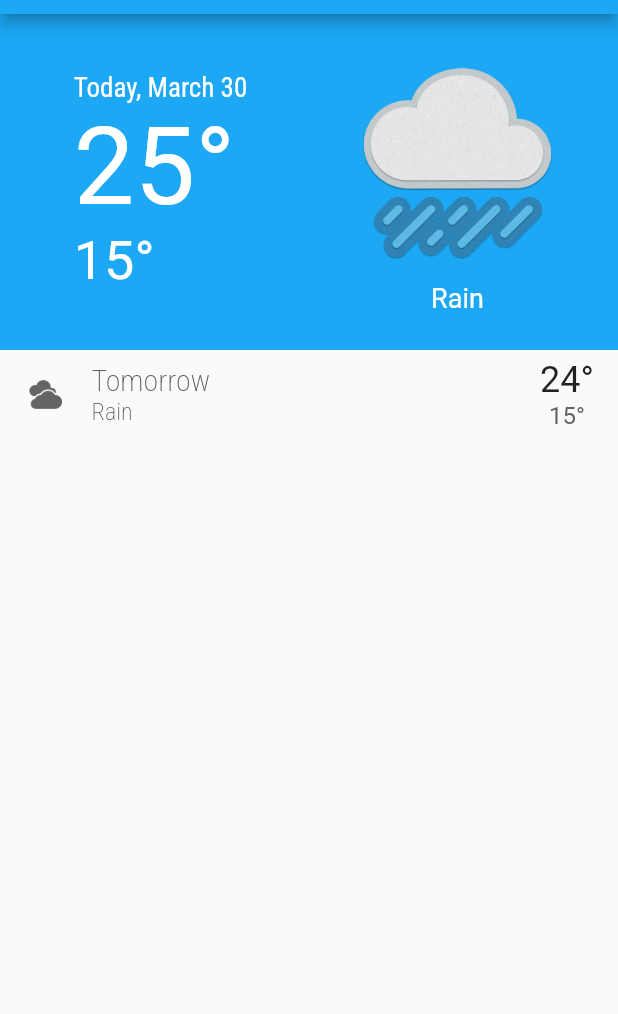
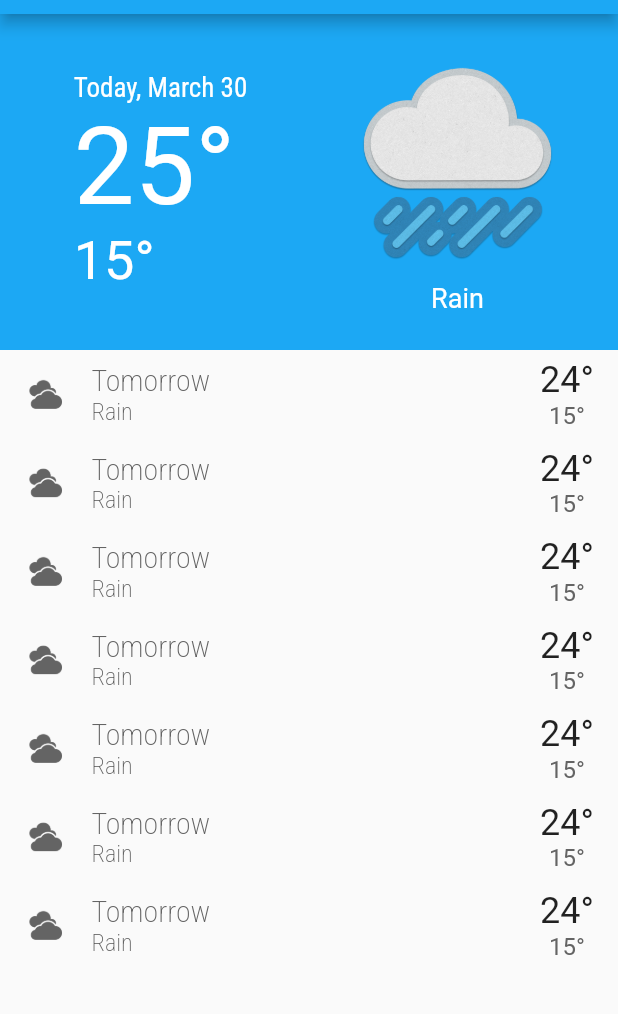
Before and after one commit to ExpertKiD/proshore_weather_app, a Flutter app: the screen it shows after launch, on a phone screen of 412 x 824 dp, the part 70-1084 px from its top. Run offline on Flutter 3.47's test engine with Material 2 defaults, Android fonts, the phone set to English and light mode, and no system bars; our stand-ins replace auto_route, dartz, dio, equatable, flutter_bloc, freezed_annotation and 5 more; generated files the repository leaves out were written again.

Commit message:
feat/PWA-1: update HomeMobileWidget to show static tiles and banner

```diff
--- a/lib/features/home/presentation/widgets/pages/home.dart
+++ b/lib/features/home/presentation/widgets/pages/home.dart
@@ -1,9 +1,11 @@
 import 'package:app/core/helpers/assets.dart';
-import 'package:app/core/palettes/palettes.dart';
+import 'package:app/features/home/presentation/widgets/atoms/forecasts/forecast_tile.dart';
 import 'package:auto_route/auto_route.dart';
 import 'package:flutter/material.dart';
 import 'package:google_fonts/google_fonts.dart';
 import 'package:responsive_builder/responsive_builder.dart';
+
+import '../atoms/forecasts/forecast_banner.dart';
 
 part 'home_mobile.dart';
 part 'home_tablet.dart';
--- a/lib/features/home/presentation/widgets/pages/home_mobile.dart
+++ b/lib/features/home/presentation/widgets/pages/home_mobile.dart
@@ -5,6 +5,17 @@ class HomeMobileWidget extends StatelessWidget {
 
   @override
   Widget build(BuildContext context) {
+    const List<Widget> mWeatherForecasts = <Widget>[
+      WeatherForecastBanner(),
+      WeatherForecastTile(),
+      WeatherForecastTile(),
+      WeatherForecastTile(),
+      WeatherForecastTile(),
+      WeatherForecastTile(),
+      WeatherForecastTile(),
+      WeatherForecastTile(),
+    ];
+
     return Scaffold(
       appBar: AppBar(
         title: Row(
@@ -31,145 +42,11 @@ class HomeMobileWidget extends StatelessWidget {
           )
         ],
       ),
-      body: ListView(
-        children: [
-          Container(
-            color: AppPalette.sunshineBlue,
-            padding: const EdgeInsets.symmetric(horizontal: 8, vertical: 24),
-            child: Row(
-              crossAxisAlignment: CrossAxisAlignment.center,
-              children: [
-                Expanded(
-                  child: Center(
-                    child: Column(
-                      mainAxisSize: MainAxisSize.min,
-                      crossAxisAlignment: CrossAxisAlignment.start,
-                      children: [
-                        Text(
-                          'Today, March 30',
-                          style: GoogleFonts.robotoCondensed(
-                            fontSize: 18,
-                            color: Colors.white,
-                          ),
-                          maxLines: 1,
-                          overflow: TextOverflow.ellipsis,
-                        ),
-                        Text(
-                          '25\u00b0',
-                          style: GoogleFonts.roboto(
-                            fontSize: 72,
-                            color: Colors.white,
-                          ),
-                        ),
-                        Text(
-                          '15\u00b0',
-                          style: GoogleFonts.roboto(
-                            fontSize: 36,
-                            color: Colors.white,
-                          ),
-                        ),
-                      ],
-                    ),
-                  ),
-                ),
-                Expanded(
-                  child: Column(
-                    mainAxisSize: MainAxisSize.min,
-                    crossAxisAlignment: CrossAxisAlignment.center,
-                    children: [
-                      Image.asset(
-                        WeatherArtworkAssets.rain,
-                        width: 150,
-                      ),
-                      const SizedBox(
-                        height: 5,
-                      ),
-                      Text(
-                        'Rain',
-                        style: GoogleFonts.roboto(
-                          fontSize: 18,
-                          color: Colors.white,
-                        ),
-                      ),
-                    ],
-                  ),
-                ),
-              ],
-            ),
-          ),
-          InkWell(
-            onTap: () {
-              // TODO: Show detail page if needed
-            },
-            highlightColor: AppPalette.sunshineLightBlue,
-            child: Container(
-              // color: AppPalette.sunshineLightBlue,
-              padding: const EdgeInsets.symmetric(horizontal: 16, vertical: 6),
-              child: Row(
-                children: [
-                  Container(
-                    width: 45,
-                    height: 45,
-                    padding: const EdgeInsets.only(
-                      right: 16,
-                      top: 0,
-                      bottom: 0,
-                    ),
-                    child: Image.asset(
-                      IconAssets.cloudy,
-                    ),
-                  ),
-                  Expanded(
-                    child: Column(
-                      mainAxisSize: MainAxisSize.min,
-                      crossAxisAlignment: CrossAxisAlignment.start,
-                      children: [
-                        Text(
-                          'Tomorrow',
-                          maxLines: 1,
-                          overflow: TextOverflow.ellipsis,
-                          style: GoogleFonts.robotoCondensed(
-                            fontSize: 20,
-                            fontWeight: FontWeight.w200,
-                            color: AppPalette.grey700,
-                          ),
-                        ),
-                        Text(
-                          'Rain',
-                          style: GoogleFonts.robotoCondensed(
-                            fontSize: 16,
-                            fontWeight: FontWeight.w200,
-                            color: AppPalette.grey700,
-                          ),
-                        ),
-                      ],
-                    ),
-                  ),
-                  const SizedBox(width: 8),
-                  Column(
-                    mainAxisSize: MainAxisSize.min,
-                    crossAxisAlignment: CrossAxisAlignment.center,
-                    children: [
-                      Text(
-                        '24\u00b0',
-                        style: GoogleFonts.roboto(
-                          fontSize: 24,
-                        ),
-                      ),
-                      Text(
-                        '15\u00b0',
-                        style: GoogleFonts.roboto(
-                          fontSize: 16,
-                          color: AppPalette.grey700,
-                        ),
-                      ),
-                    ],
-                  ),
-                ],
-              ),
-            ),
-          ),
-        ],
+      body: ListView.separated(
+        physics: const BouncingScrollPhysics(),
+        itemBuilder: (context, index) => mWeatherForecasts[index],
+        separatorBuilder: (context, index) => const SizedBox.shrink(),
+        itemCount: mWeatherForecasts.length,
       ),
     );
   }
```
